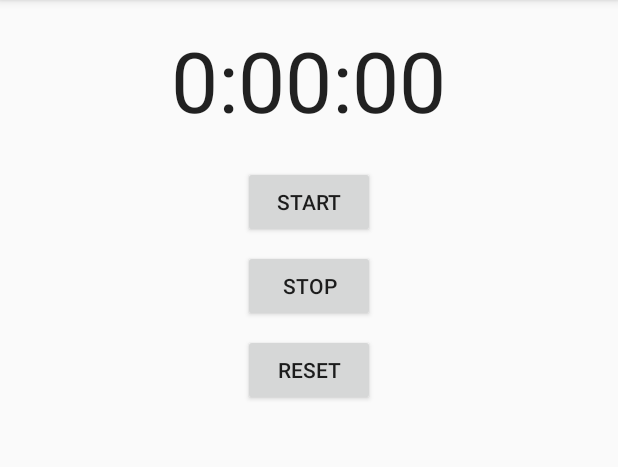
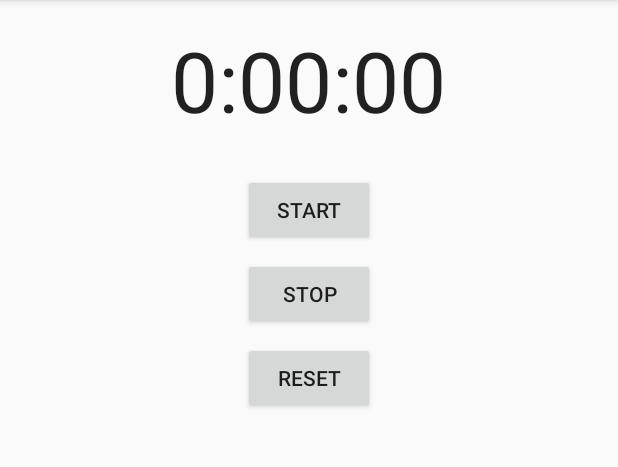
Before and after one commit to majkl109/Boxing_stopwatch, an Android app: the screen it shows after launch (StopwatchActivity), on a phone screen of 412 x 824 dp, the part 84-551 px from its top. Run offline under Robolectric (Android 15) with nearby library versions, the phone set to English and light mode, and no system bars.

```diff
--- /dev/null
+++ b/app/src/main/res/layout/activity_detail.xml
@@ -0,0 +1,6 @@
+<?xml version="1.0" encoding="utf-8"?>
+<LinearLayout xmlns:android="http://schemas.android.com/apk/res/android"
+    android:orientation="vertical" android:layout_width="match_parent"
+    android:layout_height="match_parent">
+
+</LinearLayout>
--- a/app/src/main/res/layout/activity_stopwatch.xml
+++ b/app/src/main/res/layout/activity_stopwatch.xml
@@ -21,12 +21,13 @@
         android:textAppearance="@android:style/TextAppearance.Large"
         android:textSize="56sp"/>
 
+
     <Button
         android:id="@+id/start_button"
         android:layout_width="wrap_content"
         android:layout_height="wrap_content"
         android:layout_gravity="center_horizontal"
-        android:layout_marginTop="20dp"
+        android:layout_marginTop="25dp"
         android:onClick="onClickStart"
         android:text="@string/start" />
 
```
Also changed, not shown: app/src/main/java/com/example/boxingstopwatch/DetailActivity.java (added, +19 -0 lines).
